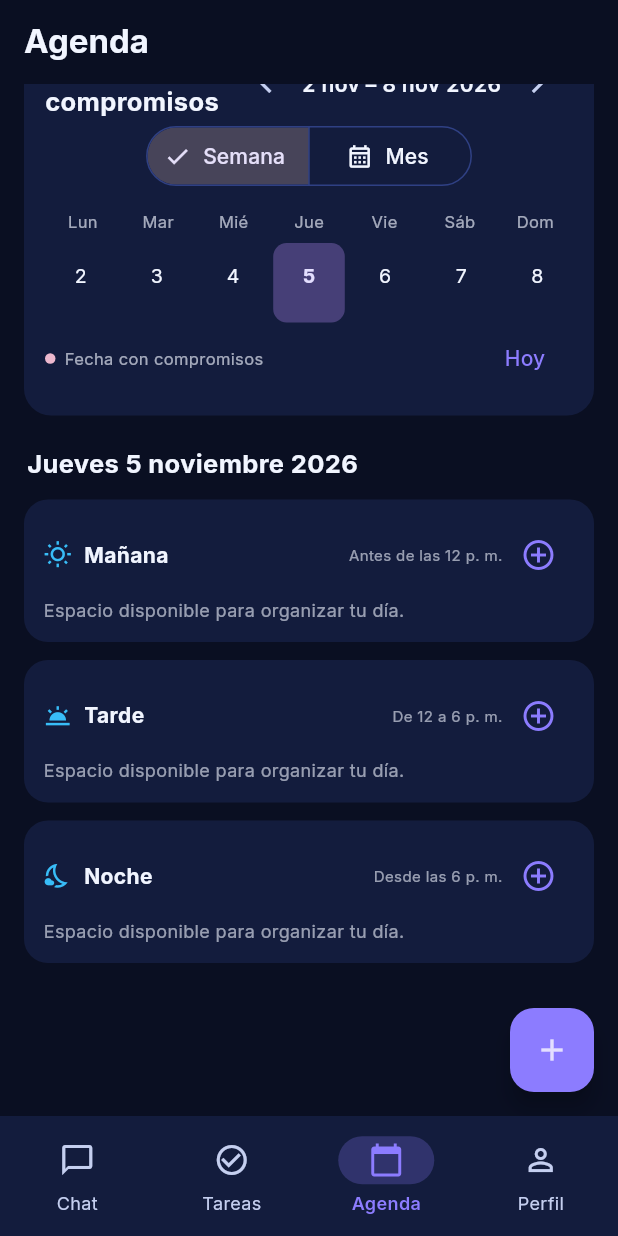
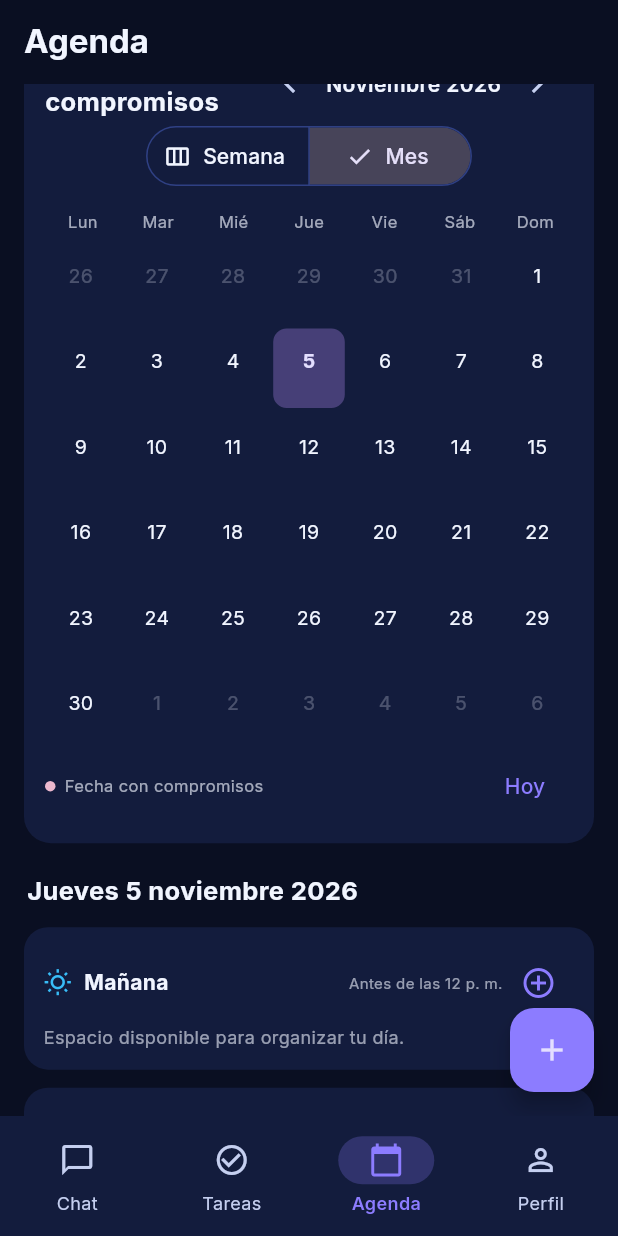
Before and after one commit to villadiegorodrigo7-coder/neuroplan-ai, a Flutter app: the screen it shows once a user with an empty profile is signed in, item 3 of the bottom bar chosen, scrolled down 46 dp, after a tap on "Mes", on a phone screen of 412 x 824 dp. Run offline on Flutter 3.47's test engine with Material 3 defaults, Android fonts, the phone set to English and light mode, and no system bars; our stand-ins replace flutter_tts, google_fonts, shared_preferences, speech_to_text, supabase_flutter; accounts and stored records are empty; network calls fail.

Commit message:
Fix calendar state updates and preserve conflict details

```diff
--- a/lib/screens/agenda_screen.dart
+++ b/lib/screens/agenda_screen.dart
@@ -104,11 +104,11 @@ class _AgendaScreenState extends State<AgendaScreen> {
       final conflicto=_buscarConflicto(evento);
       if(conflicto!=null){
         await showDialog<void>(context:context,builder:(ctx)=>AlertDialog(title:const Text('Horario ocupado'),
-          content:Text('Este intervalo se cruza con ${conflicto.title}. Revisa los horarios antes de guardar.'),
+          content:Text(_mensajeConflicto(evento,conflicto)),
           actions:[TextButton(onPressed:()=>Navigator.pop(ctx),child:const Text('Entendido'))]));
       } else {
         AgendaStore.instance.agregar(evento);
-        setState(()=>{_seleccion=_fecha(dia);_mes=DateTime(dia.year,dia.month);});
+        setState(() { _seleccion = _fecha(dia); _mes = DateTime(dia.year, dia.month); });
       }
     }
     title.dispose();
@@ -167,7 +167,7 @@ class _AgendaScreenState extends State<AgendaScreen> {
   Widget _calendario(ColorScheme s){
     final dias=_diasCalendario();
     final titulo=_mensual?'${_meses[_mes.month-1][0].toUpperCase()}${_meses[_mes.month-1].substring(1)} ${_mes.year}':
-      '${DateFormat('d MMM', 'es').format(dias.first)} – ${DateFormat('d MMM yyyy','es').format(dias.last)}';
+      '${DateFormat('d MMM').format(dias.first)} – ${DateFormat('d MMM yyyy').format(dias.last)}';
     return Container(padding:const EdgeInsets.all(14),decoration:BoxDecoration(color:s.surfaceContainerHighest,borderRadius:BorderRadius.circular(18)),
       child:Column(children:[
         Row(children:[
@@ -179,7 +179,7 @@ class _AgendaScreenState extends State<AgendaScreen> {
         SegmentedButton<bool>(segments:const[
           ButtonSegment(value:false,label:Text('Semana'),icon:Icon(Icons.view_week_outlined)),
           ButtonSegment(value:true,label:Text('Mes'),icon:Icon(Icons.calendar_month_outlined)),
-        ],selected:{_mensual},onSelectionChanged:(v)=>setState(()=>{_mensual=v.first;_mes=DateTime(_seleccion.year,_seleccion.month);})),
+        ],selected:{_mensual},onSelectionChanged:(v)=>setState(() { _mensual = v.first; _mes = DateTime(_seleccion.year, _seleccion.month); })),
         const SizedBox(height:12),
         Row(children:[for(final d in _dias)Expanded(child:Center(child:Text(d,style:TextStyle(fontSize:11,color:s.onSurface.withValues(alpha:.65)))))]),
         const SizedBox(height:6),
```
